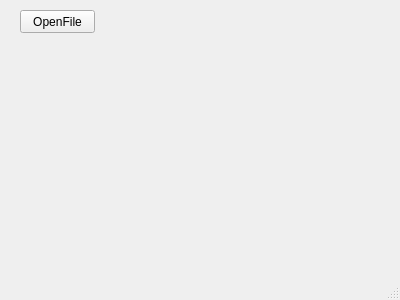
Before: the Qt Designer form src/dialog/MainWindow.ui in hkaraoguz/ISLFramework, drawn with Qt 5.
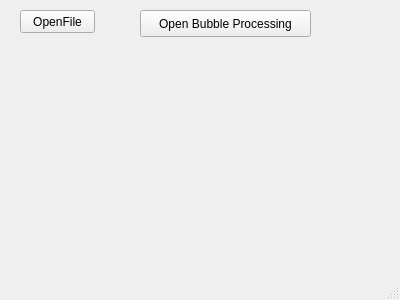
After: the same form once the commit is applied.

Commit message: bubble kismi eklendi, dataset load save kisminda duzenlemeler devam ediyor

What changed in the file:
```diff
--- a/src/dialog/MainWindow.ui
+++ b/src/dialog/MainWindow.ui
@@ -27,6 +27,19 @@
      <string>OpenFile</string>
     </property>
    </widget>
+   <widget class="QPushButton" name="butBubbleProcessing">
+    <property name="geometry">
+     <rect>
+      <x>140</x>
+      <y>10</y>
+      <width>171</width>
+      <height>27</height>
+     </rect>
+    </property>
+    <property name="text">
+     <string>Open Bubble Processing</string>
+    </property>
+   </widget>
   </widget>
   <widget class="QStatusBar" name="statusBar"/>
  </widget>
```
The commit also changes 19 other files.
